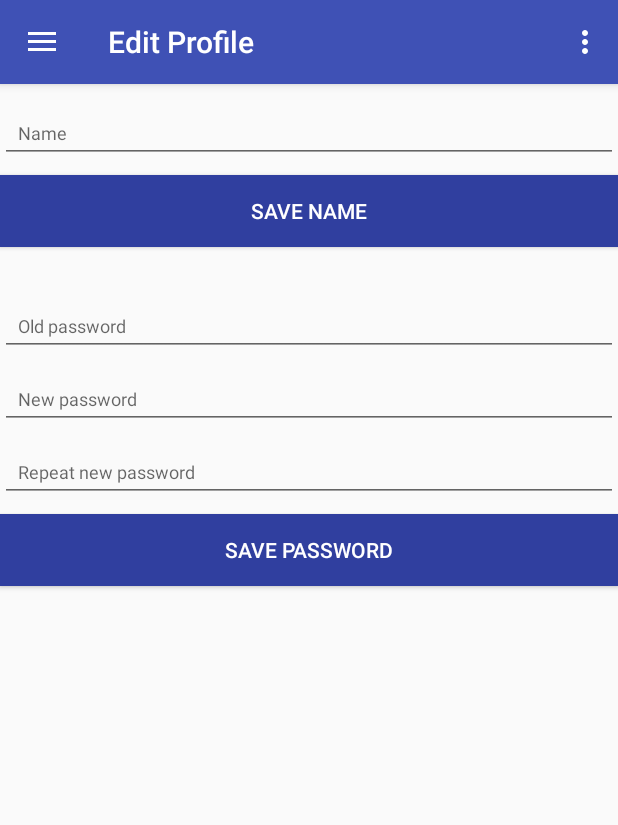
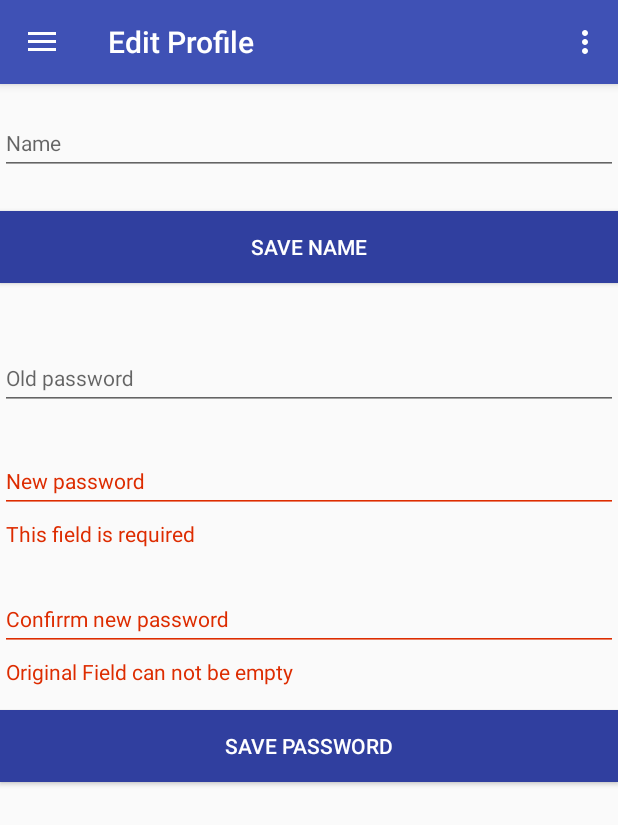
Before and after one commit to Schenckerl/SoftwareTechnology2017, an Android app: the fragment EidtProfileFragment placed in its activity, after a tap on "SAVE PASSWORD", on a phone screen of 412 x 824 dp. Shown: the top 825 px of the screen. Run offline under Robolectric (Android 15) with nearby library versions, the phone set to English and light mode, and no system bars; our stand-ins replace Firebase (no records; nobody signed in at launch, a user with empty details on screens opened directly), sdp/ssp sizes.

Commit message:
[ES, MF] change text fields in edit profile

```diff
--- a/TimemanagementTool/app/src/main/java/layout/EidtProfileFragment.java
+++ b/TimemanagementTool/app/src/main/java/layout/EidtProfileFragment.java
@@ -2,29 +2,40 @@ package layout;
 
 import android.os.Bundle;
 import android.support.annotation.Nullable;
+import android.support.design.widget.TextInputEditText;
+import android.support.design.widget.TextInputLayout;
 import android.support.v4.app.Fragment;
 import android.text.TextUtils;
 import android.view.LayoutInflater;
 import android.view.View;
 import android.view.ViewGroup;
 import android.widget.Button;
-import android.widget.EditText;
-import android.widget.FrameLayout;
 import android.widget.ProgressBar;
 import android.widget.Toast;
 
 import com.google.firebase.auth.FirebaseUser;
 
 import at.thelegend27.timemanagementtool.Firebase.FirebaseApplication;
+import at.thelegend27.timemanagementtool.HelperClasses.ConfirmFieldValidatorHelper;
+import at.thelegend27.timemanagementtool.HelperClasses.PasswordFieldValidatorHelper;
 import at.thelegend27.timemanagementtool.R;
 import at.thelegend27.timemanagementtool.TimemanagementActivity;
 
-public class EidtProfileFragment extends Fragment {
-    private EditText editProfileName;
-    private EditText editProfileOldPassword;
-    private EditText editProfilePassword;
-    private EditText editProfileRepeatPassword;
-    private ProgressBar progressBar;
+public class EidtProfileFragment extends Fragment implements View.OnFocusChangeListener, View.OnClickListener {
+    private static final int PASS_MIN_LENGTH = 6;
+
+    private TextInputEditText editProfileName;
+    private TextInputEditText editProfileOldPassword;
+    private TextInputEditText editProfilePassword;
+    private TextInputEditText editProfileRepeatPassword;
+    private static ProgressBar progressBar;
+
+    private PasswordFieldValidatorHelper oldPasswordFieldValidator;
+    private PasswordFieldValidatorHelper passwordFieldValidator;
+    private ConfirmFieldValidatorHelper confirmPasswordFieldValidator;
+
+    private final FirebaseApplication firebaseApplication = new FirebaseApplication();
+    private final FirebaseUser user = firebaseApplication.getCurrentFirebaseUser();
 
     @Nullable
     @Override
@@ -39,11 +50,19 @@ public class EidtProfileFragment extends Fragment {
         super.onViewCreated(view, savedInstanceState);
         getActivity().setTitle("Edit Profile");
 
-        editProfileName = (EditText)getView().findViewById(R.id.profile_name);
-        editProfileOldPassword = (EditText)getView().findViewById(R.id.profile_old_password);
-        editProfilePassword = (EditText)getView().findViewById(R.id.profile_password);
-        editProfileRepeatPassword = (EditText)getView().findViewById(R.id.profile_repeat_password);
+        TextInputLayout oldPasswordWrapper = (TextInputLayout) getView().findViewById(R.id.profile_old_password_wrapper);
+        TextInputLayout passwordWrapper = (TextInputLayout) getView().findViewById(R.id.profile_password_wrapper);
+        TextInputLayout confirmPasswordWrapper = (TextInputLayout) getView().findViewById(R.id.profile_repeat_password_wrapper);
+
+        editProfileName = (TextInputEditText)getView().findViewById(R.id.profile_name);
+        editProfileOldPassword = (TextInputEditText)getView().findViewById(R.id.profile_old_password);
+        editProfilePassword = (TextInputEditText)getView().findViewById(R.id.profile_password);
+        editProfileRepeatPassword = (TextInputEditText)getView().findViewById(R.id.profile_repeat_password);
         progressBar = (ProgressBar) getView().findViewById(R.id.progressBarEditProfil);
+
+        oldPasswordFieldValidator = new PasswordFieldValidatorHelper(oldPasswordWrapper, PASS_MIN_LENGTH);
+        passwordFieldValidator = new PasswordFieldValidatorHelper(passwordWrapper, PASS_MIN_LENGTH);
+        confirmPasswordFieldValidator = new ConfirmFieldValidatorHelper(confirmPasswordWrapper);
 
         Button saveEditButton = (Button)getView().findViewById(R.id.save_edit_button);
         final Button savePasswordButton = (Button)getView().findViewById(R.id.save_password_button);
@@ -55,19 +74,12 @@ public class EidtProfileFragment extends Fragment {
             editProfileName.setText(user.getDisplayName());
         }
 
-        saveEditButton.setOnClickListener(new View.OnClickListener() {
-            @Override
-            public void onClick(View view) {
-                saveUserProfile(user, firebaseApplication);
-            }
-        });
+        editProfileOldPassword.setOnFocusChangeListener(this);
+        editProfilePassword.setOnFocusChangeListener(this);
+        editProfileRepeatPassword.setOnFocusChangeListener(this);
 
-        savePasswordButton.setOnClickListener(new View.OnClickListener() {
-            @Override
-            public void onClick(View view) {
-                saveUserPassword(user, firebaseApplication);
-            }
-        });
+        saveEditButton.setOnClickListener(this);
+        savePasswordButton.setOnClickListener(this);
     }
 
     private void saveUserProfile(FirebaseUser user, FirebaseApplication firebaseApplication) {
@@ -80,7 +92,7 @@ public class EidtProfileFragment extends Fragment {
             return;
         }
 
-        progressBar.setVisibility(View.VISIBLE);
+        visibilityProgressbarEditProfile(View.VISIBLE);
 
         if (user != null) {
             String userId = user.getProviderId();
@@ -98,16 +110,7 @@ public class EidtProfileFragment extends Fragment {
 
         TimemanagementActivity.hideKeyboard(getActivity());
 
-        if (TextUtils.isEmpty(profileOldPassword) || TextUtils.isEmpty(profilePassword) || TextUtils.isEmpty(profileRepeatPassword)) {
-            Toast.makeText(getActivity(), "Password required", Toast.LENGTH_LONG).show();
-            return;
-        }
-        if (!TextUtils.equals(profilePassword, profileRepeatPassword)) {
-            Toast.makeText(getActivity(), "Passwords aren't equal. Try again.", Toast.LENGTH_LONG).show();
-            return;
-        }
-
-        progressBar.setVisibility(View.VISIBLE);
+        visibilityProgressbarEditProfile(View.VISIBLE);
 
         if (user != null) {
             String userId = user.getProviderId();
@@ -116,6 +119,51 @@ public class EidtProfileFragment extends Fragment {
 
             firebaseApplication.changeUserPassword(getActivity(), user, profileOldPassword, profilePassword, progressBar);
         }
+    }
 
+    @Override
+    public void onFocusChange(View view, boolean hasFocus) {
+        if (hasFocus) {
+            return; //we want to validate only fields loosing focus and not fields gaining focus
+        }
+
+        int id = view.getId();
+        if (id == R.id.profile_old_password) {
+            oldPasswordFieldValidator.validate(editProfileOldPassword.getText().toString());
+        } else if (id == R.id.profile_password) {
+            passwordFieldValidator.validate(editProfilePassword.getText().toString());
+        } else if (id == R.id.profile_repeat_password) {
+            confirmPasswordFieldValidator.confirm(editProfilePassword.getText().toString(), editProfileRepeatPassword.getText().toString());
+        }
+    }
+
+    @Override
+    public void onClick(View view) {
+        int id = view.getId();
+
+        if (id == R.id.save_edit_button) {
+            saveUserProfile(user, firebaseApplication);
+        }
+        else if (id == R.id.save_password_button) {
+            String enteredOldPassword = editProfileOldPassword.getText().toString();
+            String enteredPassword = editProfilePassword.getText().toString();
+            String enteredConfirmPassword = editProfileRepeatPassword.getText().toString();
+
+            boolean isOldPasswordValid= passwordFieldValidator.validate(enteredOldPassword);
+            boolean isPasswordValid= passwordFieldValidator.validate(enteredPassword);
+            boolean isConfirmPasswordValid= confirmPasswordFieldValidator.confirm(enteredPassword, enteredConfirmPassword);
+
+            if (!isOldPasswordValid || !isPasswordValid || !isConfirmPasswordValid) {
+                //go ahead ans submit the form for all things are fine now
+                Toast.makeText(getActivity(), "Field Validations failed! Please check your inputs", Toast.LENGTH_SHORT).show();
+                return;
+            }
+
+            saveUserPassword(user, firebaseApplication);
+        }
+    }
+
+    public static void visibilityProgressbarEditProfile(int visibility) {
+        progressBar.setVisibility(visibility);
     }
 }
--- a/TimemanagementTool/app/src/main/res/layout/fragment_edit_profile.xml
+++ b/TimemanagementTool/app/src/main/res/layout/fragment_edit_profile.xml
@@ -1,4 +1,5 @@
 <FrameLayout xmlns:android="http://schemas.android.com/apk/res/android"
+    xmlns:app="http://schemas.android.com/apk/res-auto"
     xmlns:tools="http://schemas.android.com/tools"
     android:layout_width="match_parent"
     android:layout_height="match_parent"
@@ -12,17 +13,25 @@
         android:layout_height="match_parent"
         android:orientation="vertical">
 
-        <EditText
-            android:id="@+id/profile_name"
+        <android.support.design.widget.TextInputLayout
+            android:id="@+id/profile_name_wrapper"
+            style="@style/AppTheme.TextInputLayout"
             android:layout_width="match_parent"
             android:layout_height="wrap_content"
-            android:layout_marginTop="@dimen/_12sdp"
             android:hint="@string/edit_profile_name"
-            android:inputType="textPersonName"
-            android:maxLines="1"
-            android:padding="@dimen/_12sdp"
-            android:textColor="@color/colorBlack"
-            android:textSize="@dimen/_12sdp" />
+            app:errorTextAppearance="@style/AppTheme.Text.ErrorText"
+            app:hintTextAppearance="@style/AppTheme.Text.ErrorText">
+
+            <android.support.design.widget.TextInputEditText
+                android:id="@+id/profile_name"
+                style="@style/AppTheme.TextInputLayout"
+                android:layout_width="match_parent"
+                android:layout_height="wrap_content"
+                android:imeOptions="actionNext"
+                android:inputType="textPersonName|textCapWords"
+                app:errorTextAppearance="@style/AppTheme.Text.ErrorText"
+                app:hintTextAppearance="@style/AppTheme.Text.ErrorText" />
+        </android.support.design.widget.TextInputLayout>
 
         <Button
             android:id="@+id/save_edit_button"
@@ -34,41 +43,66 @@
             android:text="@string/save_name"
             android:textColor="@color/colorWhite" />
 
-        <EditText
-            android:id="@+id/profile_old_password"
+        <android.support.design.widget.TextInputLayout
+            android:id="@+id/profile_old_password_wrapper"
+            style="@style/AppTheme.TextInputLayout"
             android:layout_width="match_parent"
             android:layout_height="wrap_content"
+            android:layout_below="@+id/save_edit_button"
             android:layout_marginTop="@dimen/_32sdp"
             android:hint="@string/edit_profile_old_password"
-            android:inputType="textPassword"
-            android:maxLines="1"
-            android:padding="@dimen/_12sdp"
-            android:textColor="@color/colorBlack"
-            android:textSize="@dimen/_12sdp" />
+            app:errorTextAppearance="@style/AppTheme.Text.ErrorText"
+            app:hintTextAppearance="@style/AppTheme.Text.ErrorText">
 
-        <EditText
-            android:id="@+id/profile_password"
+            <android.support.design.widget.TextInputEditText
+                android:id="@+id/profile_old_password"
+                style="@style/AppTheme.TextInputEditText"
+                android:layout_width="match_parent"
+                android:layout_height="wrap_content"
+                android:inputType="textPassword"
+                app:errorTextAppearance="@style/AppTheme.Text.ErrorText"
+                app:hintTextAppearance="@style/AppTheme.Text.ErrorText" />
+        </android.support.design.widget.TextInputLayout>
+
+        <android.support.design.widget.TextInputLayout
+            android:id="@+id/profile_password_wrapper"
+            style="@style/AppTheme.TextInputLayout"
             android:layout_width="match_parent"
             android:layout_height="wrap_content"
-            android:layout_marginTop="@dimen/_8sdp"
+            android:layout_below="@+id/profile_old_password_wrapper"
             android:hint="@string/edit_profile_password"
-            android:inputType="textPassword"
-            android:maxLines="1"
-            android:padding="@dimen/_12sdp"
-            android:textColor="@color/colorBlack"
-            android:textSize="@dimen/_12sdp" />
+            app:errorTextAppearance="@style/AppTheme.Text.ErrorText"
+            app:hintTextAppearance="@style/AppTheme.Text.ErrorText">
 
-        <EditText
-            android:id="@+id/profile_repeat_password"
+            <android.support.design.widget.TextInputEditText
+                android:id="@+id/profile_password"
+                style="@style/AppTheme.TextInputEditText"
+                android:layout_width="match_parent"
+                android:layout_height="wrap_content"
+                android:inputType="textPassword"
+                app:errorTextAppearance="@style/AppTheme.Text.ErrorText"
+                app:hintTextAppearance="@style/AppTheme.Text.ErrorText" />
+        </android.support.design.widget.TextInputLayout>
+
+        <android.support.design.widget.TextInputLayout
+            android:id="@+id/profile_repeat_password_wrapper"
+            style="@style/AppTheme.TextInputLayout"
             android:layout_width="match_parent"
             android:layout_height="wrap_content"
-            android:layout_marginTop="@dimen/_8sdp"
-            android:hint="@string/edit_profile_repeat_password"
-            android:inputType="textPassword"
-            android:maxLines="1"
-            android:padding="@dimen/_12sdp"
-            android:textColor="@color/colorBlack"
-            android:textSize="@dimen/_12sdp" />
+            android:layout_below="@+id/password_wrapper"
+            android:hint="@string/edit_profile_confirm_password"
+            app:errorTextAppearance="@style/AppTheme.Text.ErrorText"
+            app:hintTextAppearance="@style/AppTheme.Text.ErrorText">
+
+            <android.support.design.widget.TextInputEditText
+                android:id="@+id/profile_repeat_password"
+                style="@style/AppTheme.TextInputEditText"
+                android:layout_width="match_parent"
+                android:layout_height="wrap_content"
+                android:inputType="textPassword"
+                app:errorTextAppearance="@style/AppTheme.Text.ErrorText"
+                app:hintTextAppearance="@style/AppTheme.Text.ErrorText" />
+        </android.support.design.widget.TextInputLayout>
 
         <Button
             android:id="@+id/save_password_button"
--- a/TimemanagementTool/app/src/main/res/values/strings.xml
+++ b/TimemanagementTool/app/src/main/res/values/strings.xml
@@ -120,7 +120,7 @@
     <string name="edit_profile_email">Email</string>
     <string name="edit_profile_password">New password</string>
     <string name="save_name">Save name</string>
-    <string name="edit_profile_repeat_password">Repeat new password</string>
+    <string name="edit_profile_confirm_password">Confirrm new password</string>
     <string name="save_password">save password</string>
     <string name="edit_profile_old_password">Old password</string>
     <string name="logout">Logout</string>
```
